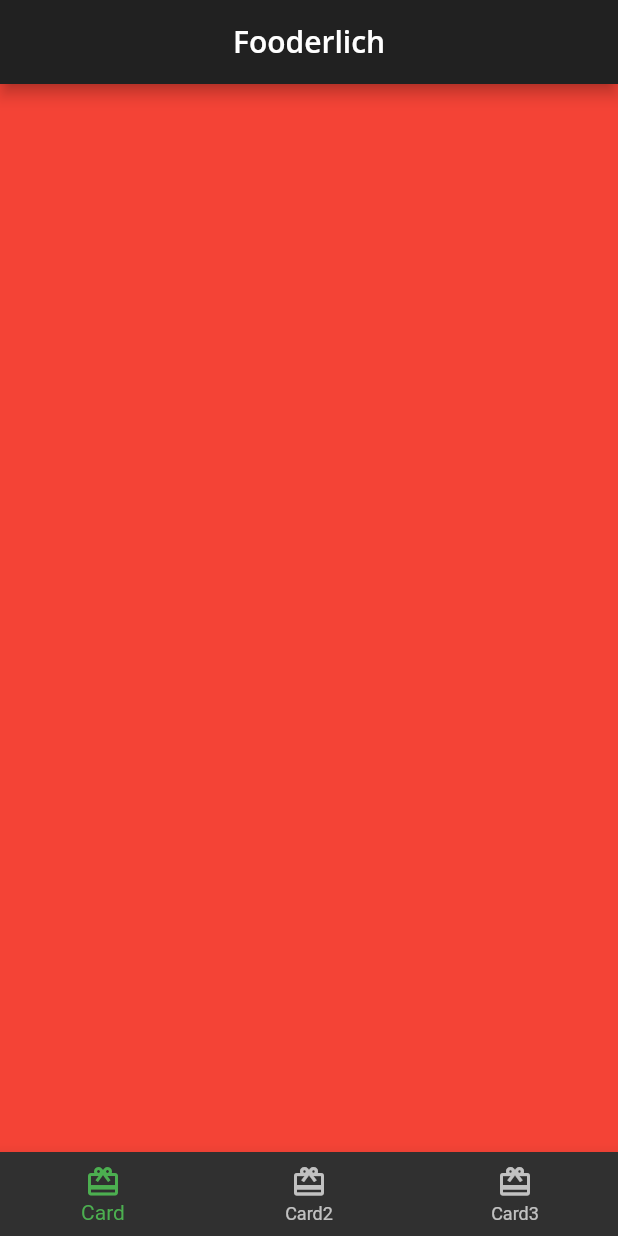
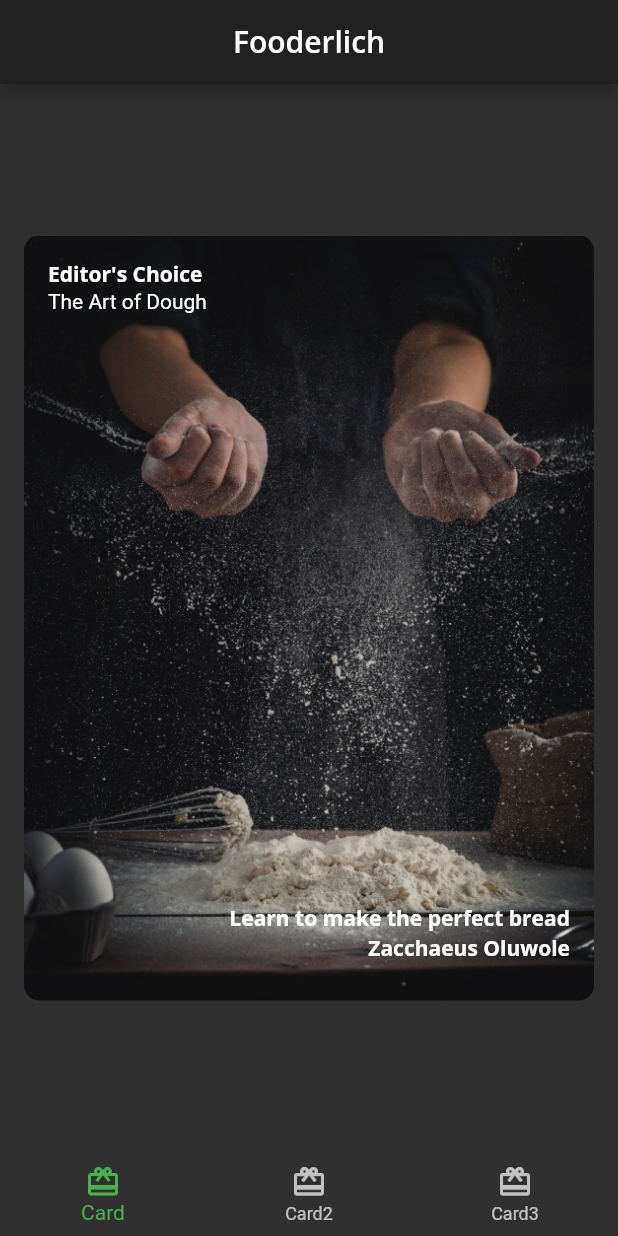
Before and after one commit to Zacchaeus-Oluwole/FLUTTER-PROJECTS, a Flutter app: the screen it shows after launch, on a phone screen of 412 x 824 dp. Run offline on Flutter 3.47's test engine with Material 2 defaults, Android fonts, the phone set to English and light mode, and no system bars; our stand-ins replace audioplayers, google_fonts.

Commit message:
fooderlich

```diff
--- /dev/null
+++ b/fooderlich/lib/card1.dart
@@ -0,0 +1,62 @@
+import 'package:flutter/material.dart';
+import 'fooderlich_theme.dart';
+
+class Card1 extends StatelessWidget {
+  const Card1({Key? key}) : super(key: key);
+
+  final String caterory = "Editor\'s Choice";
+  final String title = "The Art of Dough";
+  final String description = "Learn to make the perfect bread";
+  final chef = "Zacchaeus Oluwole";
+
+  @override
+  Widget build(BuildContext context) {
+    return Center(
+      child: Container(
+        child: Stack(
+          children: [
+            Text(
+              caterory,
+              style: FooderlichTheme.darkTextTheme.bodyText1,
+            ),
+            Positioned(
+              child: Text(
+                title,
+                style: FooderlichTheme.darkTextTheme.headline5,
+              ),
+              top: 20,
+            ),
+            Positioned(
+              child: Text(
+                description,
+                style: FooderlichTheme.darkTextTheme.bodyText1,
+              ),
+              bottom: 30,
+              right: 0,
+            ),
+            Positioned(
+              child: Text(
+                chef,
+                style: FooderlichTheme.darkTextTheme.bodyText1,
+              ),
+              bottom: 10,
+              right: 0,
+            ),
+          ],
+        ),
+        padding: const EdgeInsets.all(16),
+        constraints: const BoxConstraints.expand(
+          height: 510,
+          width: 380,
+        ),
+        decoration: const BoxDecoration(
+          image: DecorationImage(
+            image: AssetImage("assets/mag1.png"),
+            fit: BoxFit.cover,
+          ),
+          borderRadius: BorderRadius.all(Radius.circular(10.0)),
+        ),
+      ),
+    );
+  }
+}
--- a/fooderlich/lib/home.dart
+++ b/fooderlich/lib/home.dart
@@ -1,4 +1,5 @@
 import 'package:flutter/material.dart';
+import 'card1.dart';
 
 class Home extends StatefulWidget {
   const Home({Key? key}) : super(key: key);
@@ -11,7 +12,7 @@ class _HomeState extends State<Home> {
   int _selectedIndex = 0;
 
   static List<Widget> pages = <Widget> [
-    Container(color: Colors.red,),
+    Card1(),
     Container(color: Colors.green,),
     Container(color: Colors.blue,)
   ];
--- a/fooderlich/pubspec.yaml
+++ b/fooderlich/pubspec.yaml
@@ -60,8 +60,8 @@ flutter:
   uses-material-design: true
 
   # To add assets to your application, add an assets section, like this:
-  # assets:
-  #   - images/a_dot_burr.jpeg
+  assets:
+    - assets/
   #   - images/a_dot_ham.jpeg
 
   # An image asset can refer to one or more resolution-specific "variants", see
```
Also changed, not shown: fooderlich/assets/mag1.png (added).
